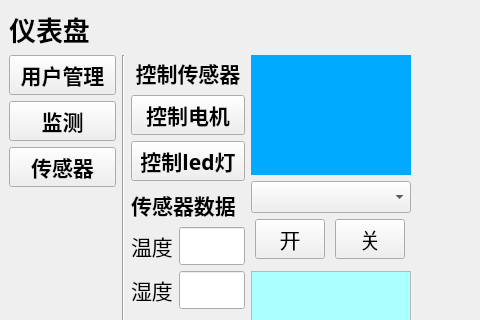
Qt form mainwin.ui (JinJieBeWater/oceanSystem) before a commit; both pictures show x 0 to 480 and y 0 to 320 of the 800 by 480 pixel window.
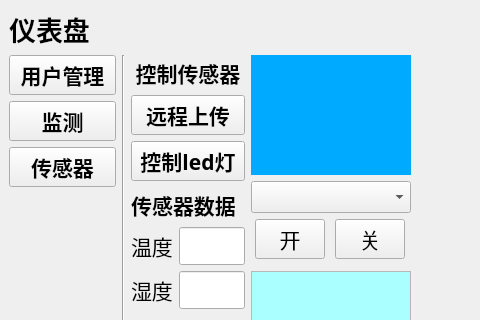
The same form after that commit.

Commit message: ✨ feat(mainwin): 添加 TCP 服务端功能，支持温湿度数据接收与上传；更新 UI 元素名称以反映新功能

The edit to the form file:
```diff
--- a/mainwin.ui
+++ b/mainwin.ui
@@ -211,7 +211,7 @@
            </font>
           </property>
           <property name="text">
-           <string>控制电机</string>
+           <string>远程上传</string>
           </property>
          </widget>
         </item>
```
Left out of the diff: 6 changed lines with no effect on the pictures. The commit also changes 4 other files.
